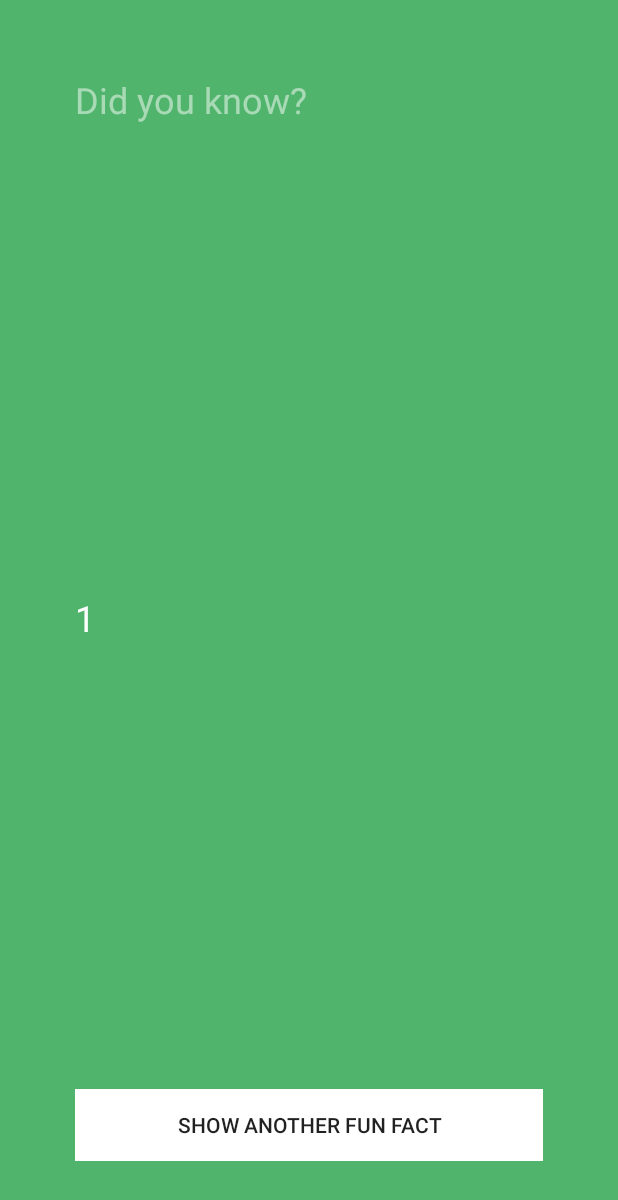
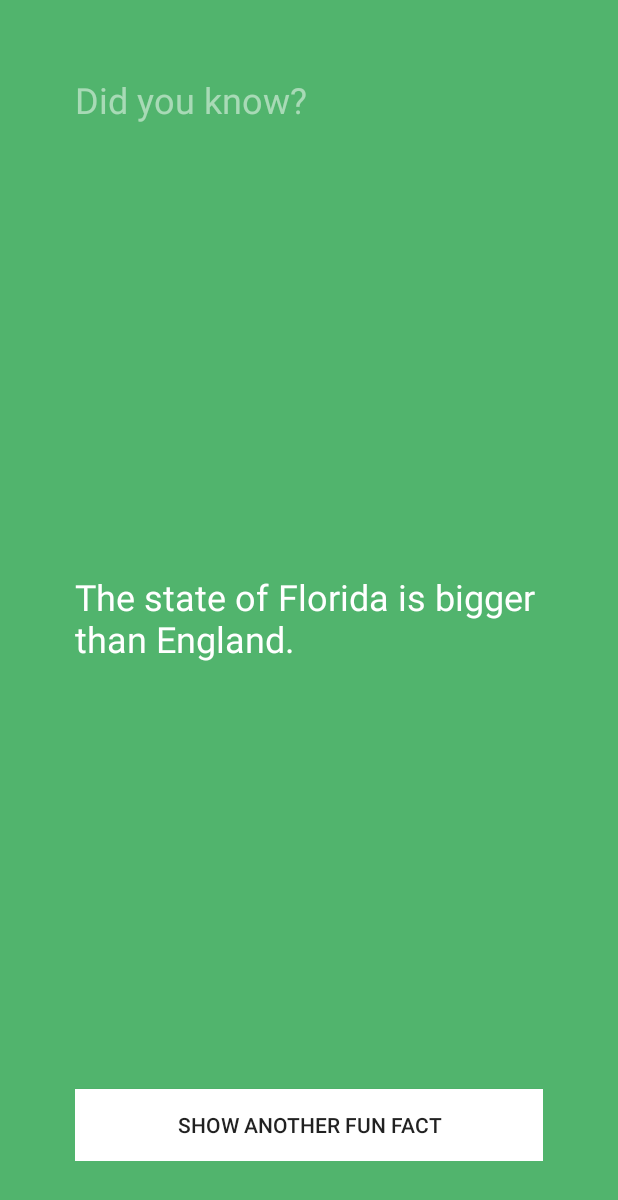
Before and after one commit to PardeepS2/FunFacts, an Android app: the screen it shows after launch (MainActivity), after a tap on "SHOW ANOTHER FUN FACT", on a phone screen of 412 x 824 dp. Shown: the top 1200 px of the screen. Run offline under Robolectric (Android 15) with nearby library versions, the phone set to English and light mode, and no system bars.

```diff
--- a/app/src/main/java/com/example/gurdeep/funfacts/MainActivity.java
+++ b/app/src/main/java/com/example/gurdeep/funfacts/MainActivity.java
@@ -27,12 +27,23 @@ public class MainActivity extends AppCompatActivity {
         View.OnClickListener listener = new View.OnClickListener() {
             @Override
             public void onClick(View view) {
+                String[] facts = {
+                        "Ants stretch when they wake up in the morning.",
+                        "Ostriches can run faster than horses.",
+                        "Olympic gold medals are actually made mostly of silver.",
+                        "You are born with 300 bones; by the time you are an adult you will have 206.",
+                        "It takes about 8 minutes for light from the Sun to reach Earth.",
+                        "Some bamboo plants can grow almost a meter in just one day.",
+                        "The state of Florida is bigger than England.",
+                        "Some penguins can leap 2-3 meters out of the water.",
+                        "On average, it takes 66 days to form a new habit.",
+                        "Mammoths still walked the earth when the Great Pyramid was being built." };
                 // The button was clicked, so update the fact TextView with the new fact.
                 // Randomly select fact.
                 Random random = new Random();
-                int randomnumber = random.nextInt(3);
+                int randomnumber = random.nextInt(facts.length);
 
-                String fact = randomnumber + "";
+                String fact = facts [randomnumber];
                 factTextView.setText(fact);
             }
         };
```
